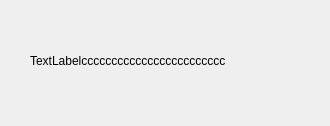
First picture: the form in TeamProjects/diffusion-solver/ui/dssolvingprogressdialog.ui, repository antonlarin/aNiMated-batman, before the edit.
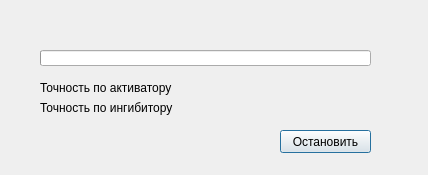
Second picture: the form after the edit.

Commit message: Add labels for current accuracy for activator and inhibitor

```diff
--- a/TeamProjects/diffusion-solver/ui/dssolvingprogressdialog.ui
+++ b/TeamProjects/diffusion-solver/ui/dssolvingprogressdialog.ui
@@ -6,8 +6,8 @@
    <rect>
     <x>0</x>
     <y>0</y>
-    <width>330</width>
-    <height>126</height>
+    <width>428</width>
+    <height>175</height>
    </rect>
   </property>
   <property name="windowTitle">
@@ -16,14 +16,95 @@
   <widget class="QLabel" name="labelIterationNumber">
    <property name="geometry">
     <rect>
-     <x>30</x>
-     <y>30</y>
-     <width>261</width>
-     <height>61</height>
+     <x>40</x>
+     <y>10</y>
+     <width>251</width>
+     <height>31</height>
     </rect>
    </property>
    <property name="text">
-    <string>TextLabelcccccccccccccccccccccccc</string>
+    <string/>
+   </property>
+  </widget>
+  <widget class="QPushButton" name="buttonStopSolver">
+   <property name="geometry">
+    <rect>
+     <x>280</x>
+     <y>130</y>
+     <width>91</width>
+     <height>23</height>
+    </rect>
+   </property>
+   <property name="text">
+    <string>Остановить</string>
+   </property>
+  </widget>
+  <widget class="QProgressBar" name="progressIterationsCounter">
+   <property name="geometry">
+    <rect>
+     <x>40</x>
+     <y>50</y>
+     <width>331</width>
+     <height>16</height>
+    </rect>
+   </property>
+   <property name="value">
+    <number>0</number>
+   </property>
+   <property name="textVisible">
+    <bool>false</bool>
+   </property>
+  </widget>
+  <widget class="QLabel" name="labelActivatorAccuracy">
+   <property name="geometry">
+    <rect>
+     <x>40</x>
+     <y>80</y>
+     <width>141</width>
+     <height>16</height>
+    </rect>
+   </property>
+   <property name="text">
+    <string>Точность по активатору</string>
+   </property>
+  </widget>
+  <widget class="QLabel" name="labelActivatorAccuracyValue">
+   <property name="geometry">
+    <rect>
+     <x>170</x>
+     <y>80</y>
+     <width>201</width>
+     <height>16</height>
+    </rect>
+   </property>
+   <property name="text">
+    <string/>
+   </property>
+  </widget>
+  <widget class="QLabel" name="labelInhibitorAccuracy">
+   <property name="geometry">
+    <rect>
+     <x>40</x>
+     <y>100</y>
+     <width>141</width>
+     <height>16</height>
+    </rect>
+   </property>
+   <property name="text">
+    <string>Точность по ингибитору</string>
+   </property>
+  </widget>
+  <widget class="QLabel" name="labelInhibitorAccuracyValue">
+   <property name="geometry">
+    <rect>
+     <x>170</x>
+     <y>100</y>
+     <width>201</width>
+     <height>16</height>
+    </rect>
+   </property>
+   <property name="text">
+    <string/>
    </property>
   </widget>
  </widget>
```
The commit also changes 4 other files.
